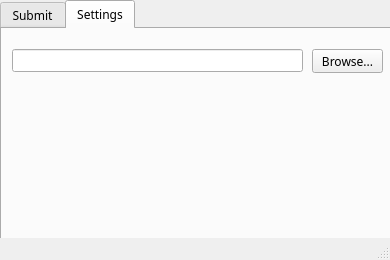
Qt form autosubmit.ui (ProtossManse/MCAutoSubmit) before a commit.
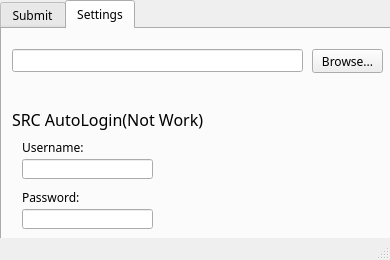
The same form after that commit. The open tabs and pages were chosen to show the change.

Commit message: disabled submit button

What changed in the file:
```diff
--- a/autosubmit.ui
+++ b/autosubmit.ui
@@ -449,6 +449,71 @@
        <bool>true</bool>
       </property>
      </widget>
+     <widget class="QLabel" name="label_7">
+      <property name="geometry">
+       <rect>
+        <x>20</x>
+        <y>110</y>
+        <width>71</width>
+        <height>16</height>
+       </rect>
+      </property>
+      <property name="text">
+       <string>Username:</string>
+      </property>
+     </widget>
+     <widget class="QLineEdit" name="username">
+      <property name="geometry">
+       <rect>
+        <x>20</x>
+        <y>130</y>
+        <width>131</width>
+        <height>20</height>
+       </rect>
+      </property>
+     </widget>
+     <widget class="QLabel" name="label_8">
+      <property name="geometry">
+       <rect>
+        <x>20</x>
+        <y>160</y>
+        <width>81</width>
+        <height>16</height>
+       </rect>
+      </property>
+      <property name="text">
+       <string>Password:</string>
+      </property>
+     </widget>
+     <widget class="QLineEdit" name="password">
+      <property name="geometry">
+       <rect>
+        <x>20</x>
+        <y>180</y>
+        <width>131</width>
+        <height>20</height>
+       </rect>
+      </property>
+     </widget>
+     <widget class="QLabel" name="label_9">
+      <property name="geometry">
+       <rect>
+        <x>10</x>
+        <y>80</y>
+        <width>201</width>
+        <height>21</height>
+       </rect>
+      </property>
+      <property name="font">
+       <font>
+        <family>맑은 고딕</family>
+        <pointsize>12</pointsize>
+       </font>
+      </property>
+      <property name="text">
+       <string>SRC AutoLogin(Not Work)</string>
+      </property>
+     </widget>
     </widget>
    </widget>
   </widget>
```
Left out of the diff: 5 changed lines with no effect on the pictures. The commit also changes 1 other file.
